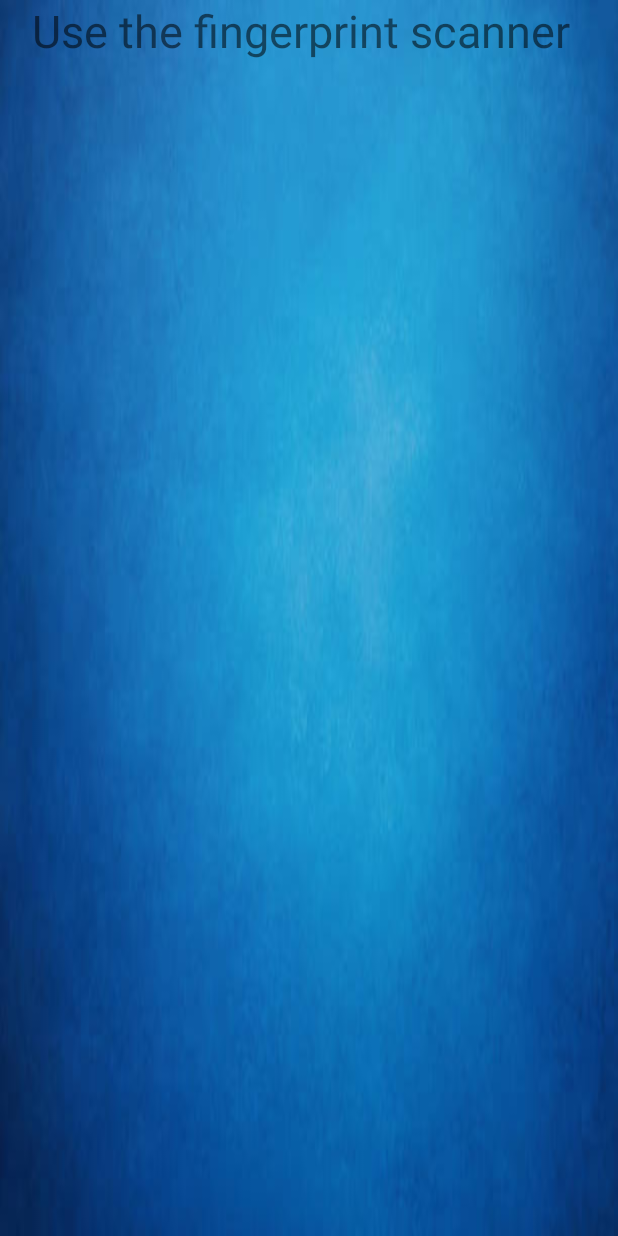
After one commit to Celkowy/Login, an Android app: the layout activity_finger_print.xml on its own in the app's theme, with its tools: preview values and no code run, on a phone screen of 412 x 824 dp. The commit adds this screen. Run offline under Robolectric (Android 15) with nearby library versions, the phone set to English and light mode, and no system bars.

Commit message:
Prepare to fingerprint

```diff
--- a/app/src/main/AndroidManifest.xml
+++ b/app/src/main/AndroidManifest.xml
@@ -1,6 +1,8 @@
 <?xml version="1.0" encoding="utf-8"?>
 <manifest xmlns:android="http://schemas.android.com/apk/res/android"
     package="com.example.user.login">
+
+    <uses-permission android:name="android.permission.USE_BIOMETRIC.FINGERPRINT" />
 
     <application
         android:allowBackup="true"
@@ -18,8 +20,7 @@
         </activity>
         <activity android:name=".SecondActivity" />
         <activity android:name=".RegisterActivity" />
-        <activity android:name=".NewNoteActivity"></activity>
-
+        <activity android:name=".NewNoteActivity" />
     </application>
 
 </manifest>
--- a/app/src/main/java/com/example/user/login/MainActivity.java
+++ b/app/src/main/java/com/example/user/login/MainActivity.java
@@ -94,6 +94,7 @@ public class MainActivity extends AppCompatActivity {
             progressDialog.show();
 
 
+
         firebaseAuth.signInWithEmailAndPassword(userName, userPassword).addOnCompleteListener(new OnCompleteListener<AuthResult>() {
             @Override
             public void onComplete(@NonNull Task<AuthResult> task) {
@@ -118,4 +119,6 @@ public class MainActivity extends AppCompatActivity {
     }
 
 
+
+
 }
--- /dev/null
+++ b/app/src/main/res/layout/activity_finger_print.xml
@@ -0,0 +1,19 @@
+<?xml version="1.0" encoding="utf-8"?>
+<android.support.constraint.ConstraintLayout xmlns:android="http://schemas.android.com/apk/res/android"
+    xmlns:app="http://schemas.android.com/apk/res-auto"
+    xmlns:tools="http://schemas.android.com/tools"
+    android:layout_width="match_parent"
+    android:layout_height="match_parent"
+    android:background="@drawable/tlo"
+    tools:context=".FingerPrintActivity">
+
+    <TextView
+        android:id="@+id/tvFingerprintScanner"
+        android:layout_width="369dp"
+        android:layout_height="87dp"
+        android:text="Use the fingerprint scanner"
+        android:textSize="30dp"
+        app:layout_constraintEnd_toEndOf="parent"
+        app:layout_constraintStart_toStartOf="parent"
+        tools:layout_editor_absoluteY="116dp" />
+</android.support.constraint.ConstraintLayout>
```
Also changed, not shown: app/src/main/res/layout/activity_second.xml (+7 -3 lines).
